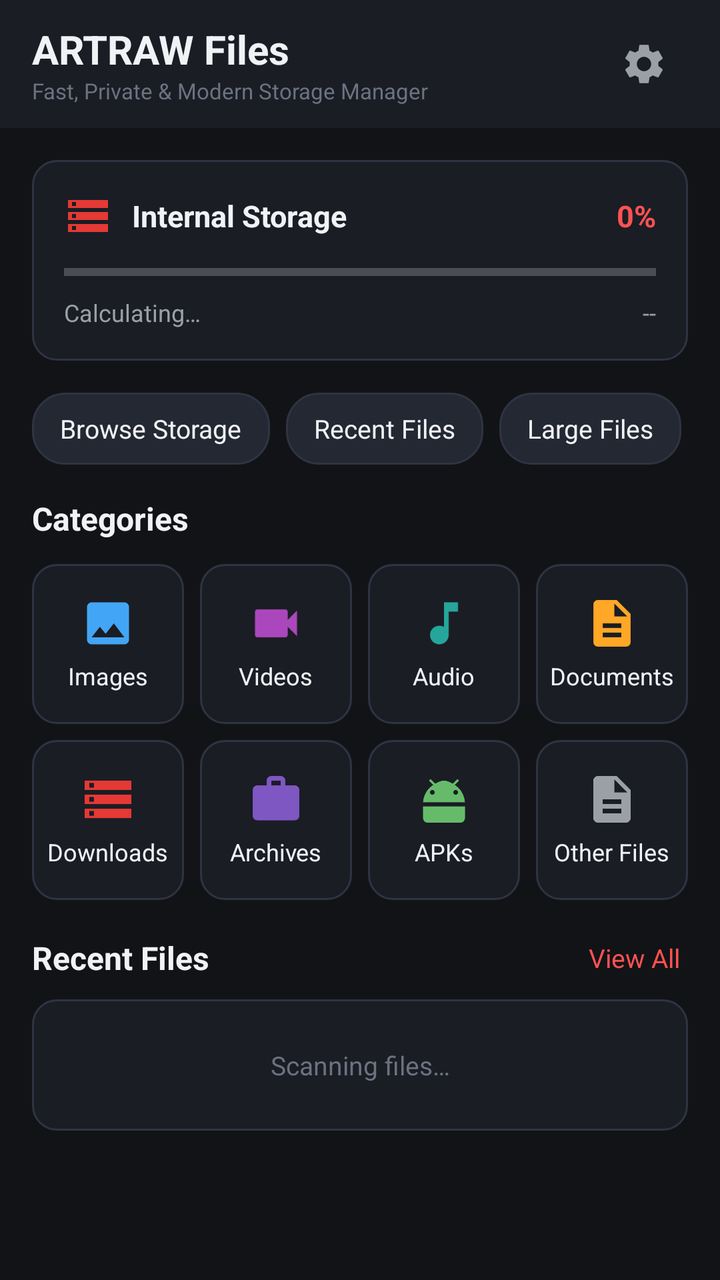
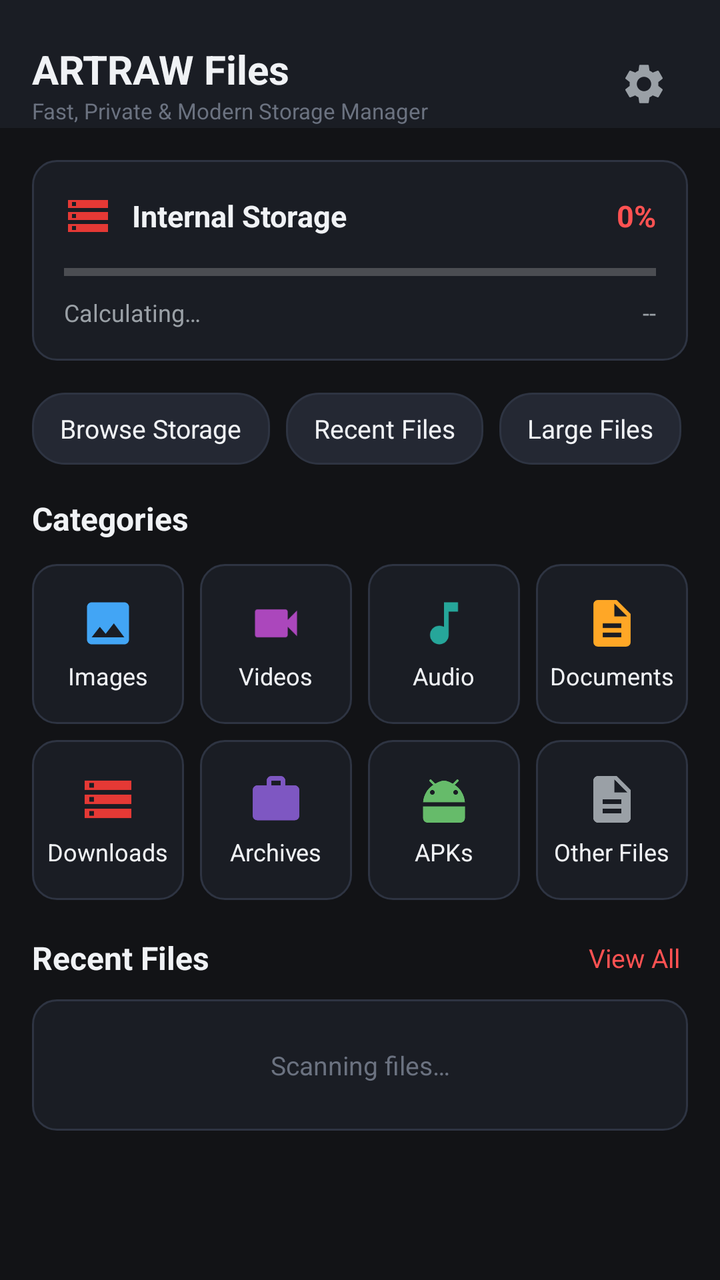

Two renders of the same Android screen: before a commit and after it. Below are the layout's source before the change and the commit's diff.
<!-- AndroidManifest.xml: application theme Theme.ArtrawFiles -->
<!-- res/layout/activity_main.xml -->
<?xml version="1.0" encoding="utf-8"?>
<LinearLayout xmlns:android="http://schemas.android.com/apk/res/android"
    android:layout_width="match_parent"
    android:layout_height="match_parent"
    android:orientation="vertical"
    android:background="@color/bg_dark">

    
    <RelativeLayout
        android:layout_width="match_parent"
        android:layout_height="64dp"
        android:paddingStart="16dp"
        android:paddingEnd="16dp"
        android:gravity="center_vertical"
        android:background="@color/surface_dark">

        <LinearLayout
            android:layout_width="wrap_content"
            android:layout_height="wrap_content"
            android:orientation="vertical"
            android:layout_alignParentStart="true"
            android:layout_centerVertical="true">

            <TextView
                android:id="@+id/tvAppTitle"
                android:layout_width="wrap_content"
                android:layout_height="wrap_content"
                android:text="@string/app_name"
                android:textColor="@color/text_primary_dark"
                android:textSize="20sp"
                android:textStyle="bold" />

            <TextView
                android:layout_width="wrap_content"
                android:layout_height="wrap_content"
                android:text="@string/app_tagline"
                android:textColor="@color/text_tertiary_dark"
                android:textSize="11sp" />
        </LinearLayout>

        <ImageView
            android:id="@+id/btnSettings"
            android:layout_width="44dp"
            android:layout_height="44dp"
            android:layout_alignParentEnd="true"
            android:layout_centerVertical="true"
            android:padding="10dp"
            android:background="?android:attr/selectableItemBackgroundBorderless"
            android:contentDescription="@string/nav_settings"
            android:src="@drawable/ic_settings" />
    </RelativeLayout>

    
    <ScrollView
        android:layout_width="match_parent"
        android:layout_height="0dp"
        android:layout_weight="1"
        android:fillViewport="true">

        <LinearLayout
            android:layout_width="match_parent"
            android:layout_height="wrap_content"
            android:orientation="vertical"
            android:padding="16dp">

            
            <LinearLayout
                android:id="@+id/layoutPermissionBanner"
                android:layout_width="match_parent"
                android:layout_height="wrap_content"
                android:orientation="vertical"
                android:background="@drawable/bg_card"
                android:padding="16dp"
                android:layout_marginBottom="16dp"
                android:visibility="gone">

                <TextView
                    android:layout_width="wrap_content"
                    android:layout_height="wrap_content"
                    android:text="@string/perm_title"
                    android:textColor="@color/artraw_crimson_accent"
                    android:textSize="16sp"
                    android:textStyle="bold" />

                <TextView
                    android:layout_width="match_parent"
                    android:layout_height="wrap_content"
                    android:layout_marginTop="6dp"
                    android:text="@string/perm_desc"
                    android:textColor="@color/text_secondary_dark"
                    android:textSize="13sp" />

                <Button
                    android:id="@+id/btnGrantPermission"
                    android:layout_width="wrap_content"
                    android:layout_height="40dp"
                    android:layout_marginTop="12dp"
                    android:background="@drawable/bg_button_primary"
                    android:text="@string/perm_btn_grant"
                    android:textColor="@android:color/white"
                    android:textSize="13sp" />
            </LinearLayout>

            
            <LinearLayout
                android:id="@+id/cardStorage"
                android:layout_width="match_parent"
                android:layout_height="wrap_content"
                android:orientation="vertical"
                android:background="@drawable/bg_card"
                android:padding="16dp"
                android:layout_marginBottom="16dp">

                <RelativeLayout
                    android:layout_width="match_parent"
                    android:layout_height="wrap_content">

                    <ImageView
                        android:id="@+id/iconStorage"
                        android:layout_width="24dp"
                        android:layout_height="24dp"
                        android:src="@drawable/ic_storage"
                        android:layout_alignParentStart="true"
                        android:layout_centerVertical="true" />

                    <TextView
                        android:id="@+id/tvStorageTitle"
                        android:layout_width="wrap_content"
                        android:layout_height="wrap_content"
                        android:layout_toEndOf="@id/iconStorage"
                        android:layout_marginStart="10dp"
                        android:layout_centerVertical="true"
                        android:text="@string/storage_internal"
                        android:textColor="@color/text_primary_dark"
                        android:textSize="15sp"
                        android:textStyle="bold" />

                    <TextView
                        android:id="@+id/tvStoragePercent"
                        android:layout_width="wrap_content"
                        android:layout_height="wrap_content"
                        android:layout_alignParentEnd="true"
                        android:layout_centerVertical="true"
                        android:text="0%"
                        android:textColor="@color/artraw_crimson_accent"
                        android:textSize="15sp"
                        android:textStyle="bold" />
                </RelativeLayout>

                
                <ProgressBar
                    android:id="@+id/progressStorage"
                    style="?android:attr/progressBarStyleHorizontal"
                    android:layout_width="match_parent"
                    android:layout_height="8dp"
                    android:layout_marginTop="12dp"
                    android:max="100"
                    android:progress="0"
                    android:progressTint="@color/artraw_crimson" />

                <RelativeLayout
                    android:layout_width="match_parent"
                    android:layout_height="wrap_content"
                    android:layout_marginTop="8dp">

                    <TextView
                        android:id="@+id/tvStorageUsed"
                        android:layout_width="wrap_content"
                        android:layout_height="wrap_content"
                        android:layout_alignParentStart="true"
                        android:text="Calculating…"
                        android:textColor="@color/text_secondary_dark"
                        android:textSize="12sp" />

                    <TextView
                        android:id="@+id/tvStorageFree"
                        android:layout_width="wrap_content"
                        android:layout_height="wrap_content"
                        android:layout_alignParentEnd="true"
                        android:text="--"
                        android:textColor="@color/text_secondary_dark"
                        android:textSize="12sp" />
                </RelativeLayout>
            </LinearLayout>

            
            <HorizontalScrollView
                android:layout_width="match_parent"
                android:layout_height="wrap_content"
                android:scrollbars="none"
                android:layout_marginBottom="16dp">

                <LinearLayout
                    android:layout_width="wrap_content"
                    android:layout_height="wrap_content"
                    android:orientation="horizontal">

                    <TextView
                        android:id="@+id/chipBrowseAll"
                        android:layout_width="wrap_content"
                        android:layout_height="36dp"
                        android:background="@drawable/bg_badge"
                        android:gravity="center"
                        android:paddingStart="14dp"
                        android:paddingEnd="14dp"
                        android:text="@string/action_browse_all"
                        android:textColor="@color/text_primary_dark"
                        android:textSize="13sp" />

                    <TextView
                        android:id="@+id/chipRecent"
                        android:layout_width="wrap_content"
                        android:layout_height="36dp"
                        android:layout_marginStart="8dp"
                        android:background="@drawable/bg_badge"
                        android:gravity="center"
                        android:paddingStart="14dp"
                        android:paddingEnd="14dp"
                        android:text="@string/action_recent"
                        android:textColor="@color/text_primary_dark"
                        android:textSize="13sp" />

                    <TextView
                        android:id="@+id/chipLargeFiles"
                        android:layout_width="wrap_content"
                        android:layout_height="36dp"
                        android:layout_marginStart="8dp"
                        android:background="@drawable/bg_badge"
                        android:gravity="center"
                        android:paddingStart="14dp"
                        android:paddingEnd="14dp"
                        android:text="@string/action_large_files"
                        android:textColor="@color/text_primary_dark"
                        android:textSize="13sp" />

                    <TextView
                        android:id="@+id/chipDuplicates"
                        android:layout_width="wrap_content"
                        android:layout_height="36dp"
                        android:layout_marginStart="8dp"
                        android:background="@drawable/bg_badge"
                        android:gravity="center"
                        android:paddingStart="14dp"
                        android:paddingEnd="14dp"
                        android:text="@string/action_duplicates"
                        android:textColor="@color/text_primary_dark"
                        android:textSize="13sp" />
                </LinearLayout>
            </HorizontalScrollView>

            
            <TextView
                android:layout_width="wrap_content"
                android:layout_height="wrap_content"
                android:text="Categories"
                android:textColor="@color/text_primary_dark"
                android:textSize="16sp"
                android:textStyle="bold"
                android:layout_marginBottom="12dp" />

            
            <LinearLayout
                android:layout_width="match_parent"
                android:layout_height="wrap_content"
                android:orientation="horizontal"
                android:layout_marginBottom="8dp">

                
                <LinearLayout
                    android:id="@+id/catImages"
                    android:layout_width="0dp"
                    android:layout_height="80dp"
                    android:layout_weight="1"
                    android:orientation="vertical"
                    android:background="@drawable/bg_card"
                    android:gravity="center"
                    android:clickable="true"
                    android:focusable="true">

                    <ImageView
                        android:layout_width="28dp"
                        android:layout_height="28dp"
                        android:src="@drawable/ic_image" />

                    <TextView
                        android:layout_width="wrap_content"
                        android:layout_height="wrap_content"
                        android:layout_marginTop="4dp"
                        android:text="@string/cat_images"
                        android:textColor="@color/text_primary_dark"
                        android:textSize="12sp" />
                </LinearLayout>

                
                <LinearLayout
                    android:id="@+id/catVideos"
                    android:layout_width="0dp"
                    android:layout_height="80dp"
                    android:layout_weight="1"
                    android:layout_marginStart="8dp"
                    android:orientation="vertical"
                    android:background="@drawable/bg_card"
                    android:gravity="center"
                    android:clickable="true"
                    android:focusable="true">

                    <ImageView
                        android:layout_width="28dp"
                        android:layout_height="28dp"
                        android:src="@drawable/ic_video" />

                    <TextView
                        android:layout_width="wrap_content"
                        android:layout_height="wrap_content"
                        android:layout_marginTop="4dp"
                        android:text="@string/cat_videos"
                        android:textColor="@color/text_primary_dark"
                        android:textSize="12sp" />
                </LinearLayout>

                
                <LinearLayout
                    android:id="@+id/catAudio"
                    android:layout_width="0dp"
                    android:layout_height="80dp"
                    android:layout_weight="1"
                    android:layout_marginStart="8dp"
                    android:orientation="vertical"
                    android:background="@drawable/bg_card"
                    android:gravity="center"
                    android:clickable="true"
                    android:focusable="true">

                    <ImageView
                        android:layout_width="28dp"
                        android:layout_height="28dp"
                        android:src="@drawable/ic_audio" />

                    <TextView
                        android:layout_width="wrap_content"
                        android:layout_height="wrap_content"
                        android:layout_marginTop="4dp"
                        android:text="@string/cat_audio"
                        android:textColor="@color/text_primary_dark"
                        android:textSize="12sp" />
                </LinearLayout>

                
                <LinearLayout
                    android:id="@+id/catDocuments"
                    android:layout_width="0dp"
                    android:layout_height="80dp"
                    android:layout_weight="1"
                    android:layout_marginStart="8dp"
                    android:orientation="vertical"
                    android:background="@drawable/bg_card"
                    android:gravity="center"
                    android:clickable="true"
                    android:focusable="true">

                    <ImageView
                        android:layout_width="28dp"
                        android:layout_height="28dp"
                        android:src="@drawable/ic_document" />

                    <TextView
                        android:layout_width="wrap_content"
                        android:layout_height="wrap_content"
                        android:layout_marginTop="4dp"
                        android:text="@string/cat_documents"
                        android:textColor="@color/text_primary_dark"
                        android:textSize="12sp" />
                </LinearLayout>
            </LinearLayout>

            
            <LinearLayout
                android:layout_width="match_parent"
                android:layout_height="wrap_content"
                android:orientation="horizontal"
                android:layout_marginBottom="16dp">

                
                <LinearLayout
                    android:id="@+id/catDownloads"
                    android:layout_width="0dp"
                    android:layout_height="80dp"
                    android:layout_weight="1"
                    android:orientation="vertical"
                    android:background="@drawable/bg_card"
                    android:gravity="center"
                    android:clickable="true"
                    android:focusable="true">

                    <ImageView
                        android:layout_width="28dp"
                        android:layout_height="28dp"
                        android:src="@drawable/ic_storage" />

                    <TextView
                        android:layout_width="wrap_content"
                        android:layout_height="wrap_content"
                        android:layout_marginTop="4dp"
                        android:text="@string/cat_downloads"
                        android:textColor="@color/text_primary_dark"
                        android:textSize="12sp" />
                </LinearLayout>

                
                <LinearLayout
                    android:id="@+id/catArchives"
                    android:layout_width="0dp"
                    android:layout_height="80dp"
                    android:layout_weight="1"
                    android:layout_marginStart="8dp"
                    android:orientation="vertical"
                    android:background="@drawable/bg_card"
                    android:gravity="center"
                    android:clickable="true"
                    android:focusable="true">

                    <ImageView
                        android:layout_width="28dp"
                        android:layout_height="28dp"
                        android:src="@drawable/ic_archive" />

                    <TextView
                        android:layout_width="wrap_content"
                        android:layout_height="wrap_content"
                        android:layout_marginTop="4dp"
                        android:text="@string/cat_archives"
                        android:textColor="@color/text_primary_dark"
                        android:textSize="12sp" />
                </LinearLayout>

                
                <LinearLayout
                    android:id="@+id/catApks"
                    android:layout_width="0dp"
                    android:layout_height="80dp"
                    android:layout_weight="1"
                    android:layout_marginStart="8dp"
                    android:orientation="vertical"
                    android:background="@drawable/bg_card"
                    android:gravity="center"
                    android:clickable="true"
                    android:focusable="true">

                    <ImageView
                        android:layout_width="28dp"
                        android:layout_height="28dp"
                        android:src="@drawable/ic_apk" />

                    <TextView
                        android:layout_width="wrap_content"
                        android:layout_height="wrap_content"
                        android:layout_marginTop="4dp"
                        android:text="@string/cat_apks"
                        android:textColor="@color/text_primary_dark"
                        android:textSize="12sp" />
                </LinearLayout>

                
                <LinearLayout
                    android:id="@+id/catOther"
                    android:layout_width="0dp"
                    android:layout_height="80dp"
                    android:layout_weight="1"
                    android:layout_marginStart="8dp"
                    android:orientation="vertical"
                    android:background="@drawable/bg_card"
                    android:gravity="center"
                    android:clickable="true"
                    android:focusable="true">

                    <ImageView
                        android:layout_width="28dp"
                        android:layout_height="28dp"
                        android:src="@drawable/ic_file" />

                    <TextView
                        android:layout_width="wrap_content"
                        android:layout_height="wrap_content"
                        android:layout_marginTop="4dp"
                        android:text="@string/cat_other"
                        android:textColor="@color/text_primary_dark"
                        android:textSize="12sp" />
                </LinearLayout>
            </LinearLayout>

            
            <RelativeLayout
                android:layout_width="match_parent"
                android:layout_height="wrap_content"
                android:layout_marginBottom="8dp">

                <TextView
                    android:layout_width="wrap_content"
                    android:layout_height="wrap_content"
                    android:text="@string/action_recent"
                    android:textColor="@color/text_primary_dark"
                    android:textSize="16sp"
                    android:textStyle="bold"
                    android:layout_alignParentStart="true"
                    android:layout_centerVertical="true" />

                <TextView
                    android:id="@+id/btnViewAllRecent"
                    android:layout_width="wrap_content"
                    android:layout_height="wrap_content"
                    android:layout_alignParentEnd="true"
                    android:layout_centerVertical="true"
                    android:text="View All"
                    android:textColor="@color/artraw_crimson_accent"
                    android:textSize="13sp"
                    android:padding="4dp" />
            </RelativeLayout>

            
            <LinearLayout
                android:id="@+id/layoutRecentList"
                android:layout_width="match_parent"
                android:layout_height="wrap_content"
                android:orientation="vertical"
                android:background="@drawable/bg_card"
                android:padding="8dp">

                <TextView
                    android:id="@+id/tvRecentEmpty"
                    android:layout_width="match_parent"
                    android:layout_height="wrap_content"
                    android:gravity="center"
                    android:padding="16dp"
                    android:text="@string/state_loading"
                    android:textColor="@color/text_tertiary_dark"
                    android:textSize="13sp" />
            </LinearLayout>
        </LinearLayout>
    </ScrollView>
</LinearLayout>
<!-- resources referenced by this layout -->
<resources>
  <color name="artraw_crimson">#E53935</color>
  <color name="artraw_crimson_accent">#FF5252</color>
  <color name="bg_dark">#121316</color>
  <color name="surface_dark">#1A1D24</color>
  <color name="text_primary_dark">#F0F2F5</color>
  <color name="text_secondary_dark">#9AA0A6</color>
  <color name="text_tertiary_dark">#6B7280</color>
  <!-- drawable bg_badge (drawable) -->
  <?xml version="1.0" encoding="utf-8"?>
  <shape xmlns:android="http://schemas.android.com/apk/res/android"
      android:shape="rectangle">
      <solid android:color="@color/surface_elevated_dark" />
      <corners android:radius="16dp" />
      <stroke
          android:width="1dp"
          android:color="@color/border_dark" />
  </shape>
  <!-- drawable bg_button_primary (drawable) -->
  <?xml version="1.0" encoding="utf-8"?>
  <shape xmlns:android="http://schemas.android.com/apk/res/android"
      android:shape="rectangle">
      <solid android:color="@color/artraw_crimson" />
      <corners android:radius="8dp" />
  </shape>
  <!-- drawable bg_card (drawable) -->
  <?xml version="1.0" encoding="utf-8"?>
  <shape xmlns:android="http://schemas.android.com/apk/res/android"
      android:shape="rectangle">
      <solid android:color="@color/surface_dark" />
      <corners android:radius="12dp" />
      <stroke
          android:width="1dp"
          android:color="@color/border_dark" />
  </shape>
  <!-- drawable ic_storage (drawable) -->
  <vector xmlns:android="http://schemas.android.com/apk/res/android"
      android:width="24dp"
      android:height="24dp"
      android:viewportWidth="24"
      android:viewportHeight="24">
      <path
          android:fillColor="#E53935"
          android:pathData="M2,20h20v-4H2v4zm2,-3h2v2H4v-2zM2,4v4h20V4H2zm4,3H4V5h2v2zm-4,7h20v-4H2v4zm2,-3h2v2H4v-2z"/>
  </vector>
  <string name="action_browse_all">Browse Storage</string>
  <string name="action_duplicates">Duplicate Finder</string>
  <string name="action_large_files">Large Files</string>
  <string name="action_recent">Recent Files</string>
  <string name="app_name">ARTRAW Files</string>
  <string name="app_tagline">Fast, Private &amp; Modern Storage Manager</string>
  <string name="cat_apks">APKs</string>
  <string name="cat_archives">Archives</string>
  <string name="cat_audio">Audio</string>
  <string name="cat_documents">Documents</string>
  <string name="cat_downloads">Downloads</string>
  <string name="cat_images">Images</string>
  <string name="cat_other">Other Files</string>
  <string name="cat_videos">Videos</string>
  <string name="nav_settings">Settings</string>
  <string name="perm_btn_grant">Grant All Files Access</string>
  <string name="perm_desc">ARTRAW Files requires All Files Access permission to browse, copy, organize, and inspect files on your device. Android 11+ manages file access via system settings.</string>
  <string name="perm_title">Storage Access Required</string>
  <string name="state_loading">Scanning files…</string>
  <string name="storage_internal">Internal Storage</string>
  <style name="Theme.ArtrawFiles" parent="@android:style/Theme.Material.NoActionBar">
          <item name="android:colorPrimary">@color/artraw_crimson</item>
          <item name="android:colorPrimaryDark">@color/artraw_crimson_dark</item>
          <item name="android:colorAccent">@color/artraw_crimson_accent</item>
          <item name="android:windowBackground">@color/bg_dark</item>
          <item name="android:colorBackground">@color/bg_dark</item>
          <item name="android:navigationBarColor">@color/bg_dark</item>
          <item name="android:statusBarColor">@color/bg_dark</item>
      </style>
  <color name="surface_elevated_dark">#242833</color>
  <color name="border_dark">#2E3442</color>
  <color name="artraw_crimson_dark">#B71C1C</color>
  <!-- unchanged entries left out for length: 8 -->
</resources>

<!-- the commit's change to res/layout/activity_main.xml (unified diff, before → after) -->
@@ -7,8 +7,10 @@
 
     
     <RelativeLayout
+        android:id="@+id/headerMain"
         android:layout_width="match_parent"
-        android:layout_height="64dp"
+        android:layout_height="wrap_content"
+        android:minHeight="64dp"
         android:paddingStart="16dp"
         android:paddingEnd="16dp"
         android:gravity="center_vertical"
@@ -52,9 +54,11 @@
 
     
     <ScrollView
+        android:id="@+id/scrollMainContent"
         android:layout_width="match_parent"
         android:layout_height="0dp"
         android:layout_weight="1"
+        android:clipToPadding="false"
         android:fillViewport="true">
 
         <LinearLayout
<!-- resource entries referenced after the edit -->
@@ -70,8 +70,9 @@
           <item name="android:colorAccent">@color/artraw_crimson_accent</item>
           <item name="android:windowBackground">@color/bg_dark</item>
           <item name="android:colorBackground">@color/bg_dark</item>
-          <item name="android:navigationBarColor">@color/bg_dark</item>
-          <item name="android:statusBarColor">@color/bg_dark</item>
+          <item name="android:windowDrawsSystemBarBackgrounds">true</item>
+          <item name="android:statusBarColor">@android:color/transparent</item>
+          <item name="android:navigationBarColor">@android:color/transparent</item>
       </style>
   <color name="surface_elevated_dark">#242833</color>
   <color name="border_dark">#2E3442</color>
